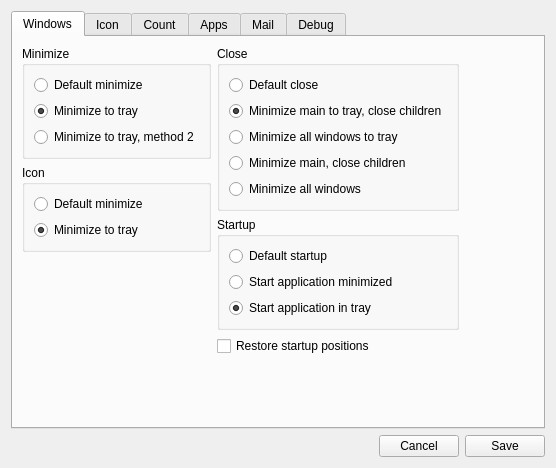
First picture: the form in app/SysTray-X/SysTray-X-app/preferences.ui, repository Ximi1970/systray-x, before the edit.
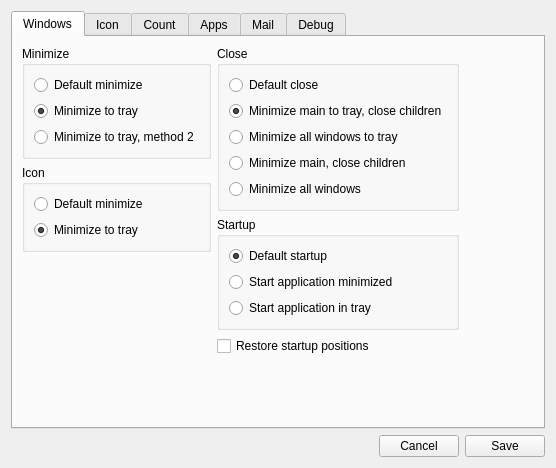
Second picture: the form after the edit. Icons and pictures are not drawn.

The edit to the form file:
```diff
--- a/app/SysTray-X/SysTray-X-app/preferences.ui
+++ b/app/SysTray-X/SysTray-X-app/preferences.ui
@@ -118,6 +118,9 @@
               <property name="text">
                <string>Default startup</string>
               </property>
+              <property name="checked">
+               <bool>true</bool>
+              </property>
               <attribute name="buttonGroup">
                <string notr="true">startupTypeGroup</string>
               </attribute>
@@ -139,7 +142,7 @@
                <string>Start application in tray</string>
               </property>
               <property name="checked">
-               <bool>true</bool>
+               <bool>false</bool>
               </property>
               <attribute name="buttonGroup">
                <string notr="true">startupTypeGroup</string>
```
Left out of the diff: 8 changed lines with no effect on the pictures.
